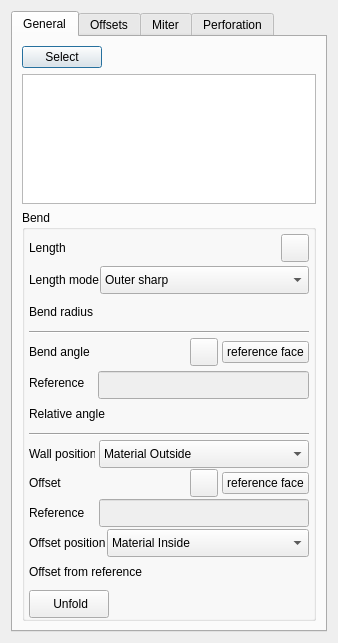
Before: the Qt Designer form Resources/panels/FlangeParameters.ui in shaise/FreeCAD_SheetMetal, drawn with Qt 5.
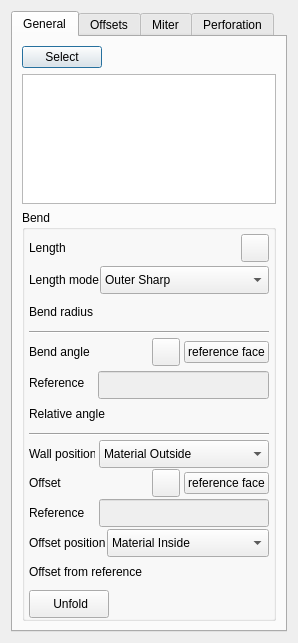
After: the same form once the commit is applied. Custom widgets are drawn as their Qt base class.

```diff
--- a/Resources/panels/FlangeParameters.ui
+++ b/Resources/panels/FlangeParameters.ui
@@ -6,7 +6,7 @@
    <rect>
     <x>0</x>
     <y>0</y>
-    <width>338</width>
+    <width>298</width>
     <height>643</height>
    </rect>
   </property>
@@ -1183,7 +1183,7 @@
               </item>
               <item>
                <property name="text">
-                <string>Outer sharp</string>
+                <string>Outer Sharp</string>
                </property>
               </item>
               <item>
```
Left out of the diff: 24 changed lines with no effect on the pictures.
